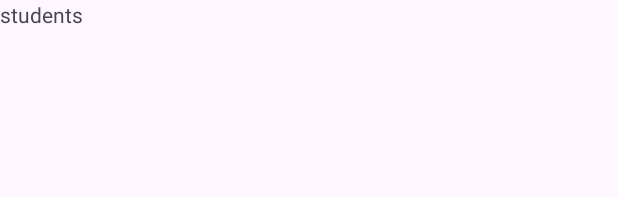
After one commit to lcue1/actividad_en_clase_1, an Android app: the layout activity_students.xml on its own in the app's theme, with its tools: preview values and no code run, on a phone screen of 412 x 824 dp. The commit adds this screen. Shown: the top 197 px of the screen. Run offline under Robolectric (Android 15) with nearby library versions, the phone set to English and light mode, and no system bars.

Commit message:
Btn students launch Activity students from MainActivity

```diff
--- a/GestionAlumnos/app/src/main/AndroidManifest.xml
+++ b/GestionAlumnos/app/src/main/AndroidManifest.xml
@@ -13,6 +13,9 @@
         android:theme="@style/Theme.GestionAlumnos"
         tools:targetApi="31">
         <activity
+            android:name=".StudentsActivity"
+            android:exported="false" />
+        <activity
             android:name=".MainActivity"
             android:exported="true">
             <intent-filter>
--- /dev/null
+++ b/GestionAlumnos/app/src/main/res/layout/activity_students.xml
@@ -0,0 +1,15 @@
+<?xml version="1.0" encoding="utf-8"?>
+<androidx.constraintlayout.widget.ConstraintLayout xmlns:android="http://schemas.android.com/apk/res/android"
+    xmlns:app="http://schemas.android.com/apk/res-auto"
+    xmlns:tools="http://schemas.android.com/tools"
+    android:id="@+id/main"
+    android:layout_width="match_parent"
+    android:layout_height="match_parent"
+    tools:context=".StudentsActivity">
+    <TextView
+        android:layout_width="wrap_content"
+        android:layout_height="match_parent"
+        android:text="students"
+        tools:ignore="MissingConstraints" />
+
+</androidx.constraintlayout.widget.ConstraintLayout>
```
Also changed, not shown: GestionAlumnos/app/src/main/java/com/example/gestionalumnos/MainActivity.kt (+11 -1 lines), GestionAlumnos/app/src/main/java/com/example/gestionalumnos/StudentsActivity.kt (added, +20 -0 lines), GestionAlumnos/app/src/main/java/com/example/gestionalumnos/Utilities.kt (added, +11 -0 lines).
